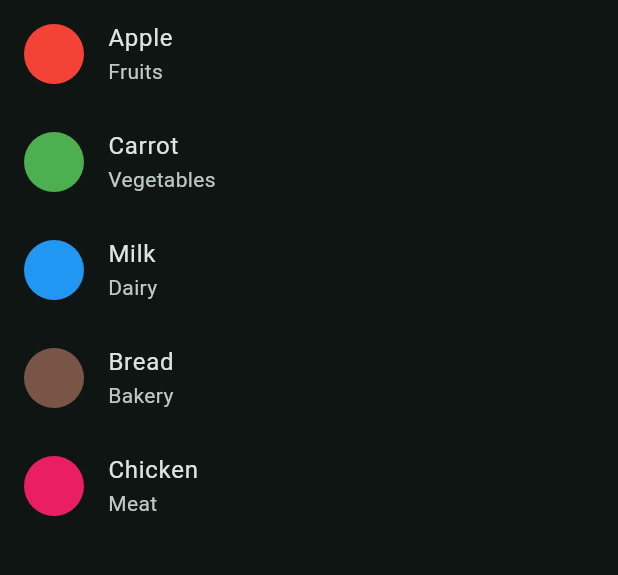
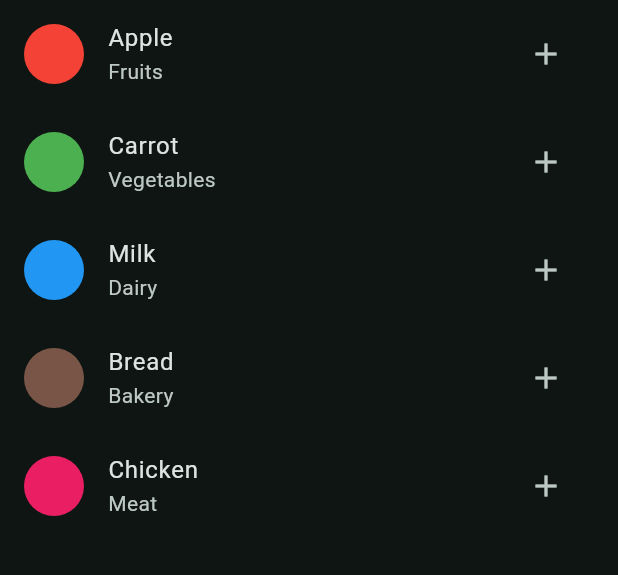
Before and after one commit to AhmedHanyMohammed/Shopping-List, a Flutter app: the screen it shows after launch, on a phone screen of 412 x 824 dp, the part 84-659 px from its top. Run offline on Flutter 3.47's test engine with Material 3 defaults, Android fonts, the phone set to English and light mode, and no system bars.

Commit message:
adding the + button

```diff
--- a/lib/main.dart
+++ b/lib/main.dart
@@ -43,6 +43,10 @@ class MyHomePage extends StatelessWidget {
             ),
             title: Text(item['name'] as String),
             subtitle: Text(item['category'] as String),
+            trailing: IconButton(
+                icon: const Icon(Icons.add),
+                onPressed: () {}
+            )
           );
         },
       ),
```
